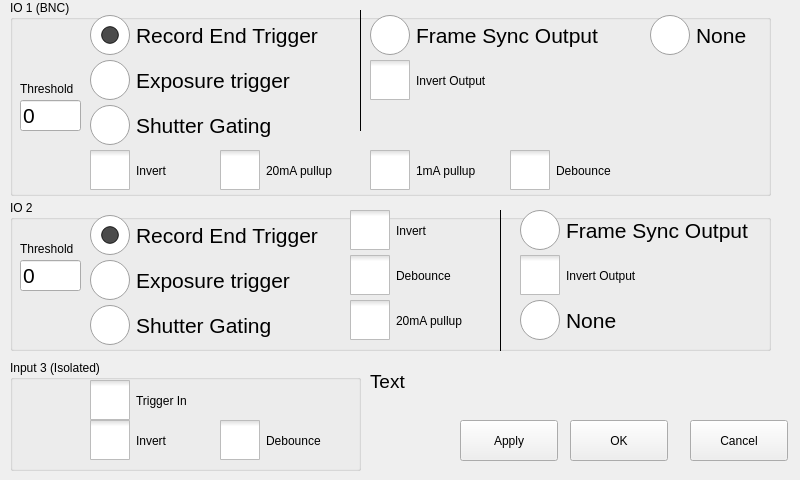
The window that src/iosettingswindow.ui (krontech/chronos-cam-app) describes before a commit, drawn with Qt 5.
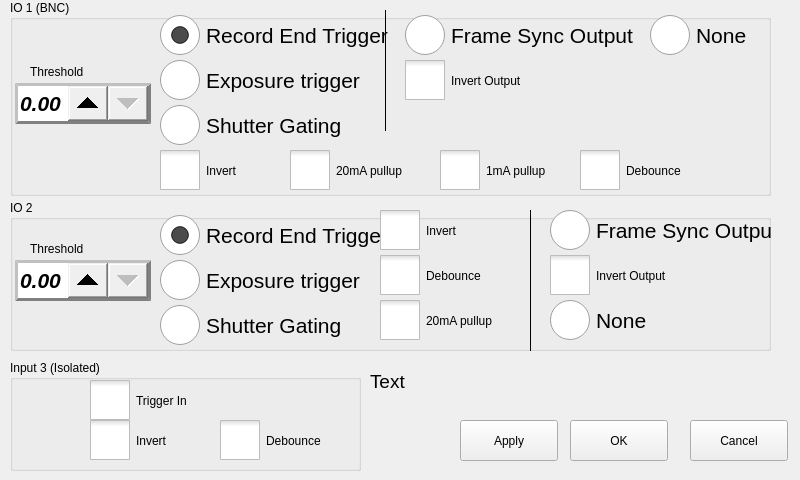
The same window after the commit. Custom widgets are drawn as their Qt base class.

Commit message: IO Settings window - Use spinBoxes instead of lineEdits for Thresholds so that the numeric keypad will show up for those widgets.

Diff of the .ui file:
```diff
--- a/src/iosettingswindow.ui
+++ b/src/iosettingswindow.ui
@@ -43,7 +43,7 @@
    <widget class="QRadioButton" name="radioIO1FSOut">
     <property name="geometry">
      <rect>
-      <x>360</x>
+      <x>395</x>
       <y>15</y>
       <width>231</width>
       <height>41</height>
@@ -67,7 +67,7 @@
    <widget class="QRadioButton" name="radioIO1TrigIn">
     <property name="geometry">
      <rect>
-      <x>80</x>
+      <x>150</x>
       <y>15</y>
       <width>241</width>
       <height>41</height>
@@ -94,7 +94,7 @@
    <widget class="QRadioButton" name="radioIO1TriggeredShutter">
     <property name="geometry">
      <rect>
-      <x>80</x>
+      <x>150</x>
       <y>60</y>
       <width>241</width>
       <height>41</height>
@@ -118,7 +118,7 @@
    <widget class="QCheckBox" name="chkIO1InvertIn">
     <property name="geometry">
      <rect>
-      <x>80</x>
+      <x>150</x>
       <y>150</y>
       <width>97</width>
       <height>41</height>
@@ -137,7 +137,7 @@
    <widget class="QCheckBox" name="chkIO1Debounce">
     <property name="geometry">
      <rect>
-      <x>500</x>
+      <x>570</x>
       <y>150</y>
       <width>151</width>
       <height>41</height>
@@ -156,7 +156,7 @@
    <widget class="QCheckBox" name="chkIO1InvertOut">
     <property name="geometry">
      <rect>
-      <x>360</x>
+      <x>395</x>
       <y>60</y>
       <width>151</width>
       <height>41</height>
@@ -175,7 +175,7 @@
    <widget class="QCheckBox" name="chkIO1WeakPull">
     <property name="geometry">
      <rect>
-      <x>360</x>
+      <x>430</x>
       <y>150</y>
       <width>151</width>
       <height>41</height>
@@ -194,7 +194,7 @@
    <widget class="QCheckBox" name="chkIO1Pull">
     <property name="geometry">
      <rect>
-      <x>210</x>
+      <x>280</x>
       <y>150</y>
       <width>151</width>
       <height>41</height>
@@ -210,29 +210,11 @@
      <string>20mA pullup</string>
     </property>
    </widget>
-   <widget class="CamLineEdit" name="lineIO1Thresh">
-    <property name="geometry">
-     <rect>
-      <x>10</x>
-      <y>100</y>
-      <width>61</width>
-      <height>31</height>
-     </rect>
-    </property>
-    <property name="font">
-     <font>
-      <pointsize>16</pointsize>
-     </font>
-    </property>
-    <property name="text">
-     <string>0</string>
-    </property>
-   </widget>
    <widget class="QLabel" name="label">
     <property name="geometry">
      <rect>
-      <x>10</x>
-      <y>80</y>
+      <x>20</x>
+      <y>63</y>
       <width>66</width>
       <height>17</height>
      </rect>
@@ -268,7 +250,7 @@
    <widget class="Line" name="line_2">
     <property name="geometry">
      <rect>
-      <x>340</x>
+      <x>365</x>
       <y>10</y>
       <width>20</width>
       <height>121</height>
@@ -284,7 +266,7 @@
    <widget class="QRadioButton" name="radioIO1ShutterGating">
     <property name="geometry">
      <rect>
-      <x>80</x>
+      <x>150</x>
       <y>105</y>
       <width>231</width>
       <height>41</height>
@@ -305,6 +287,46 @@
      <string>Shutter Gating</string>
     </property>
    </widget>
+   <widget class="CamDoubleSpinBox" name="spinIO1Thresh">
+    <property name="geometry">
+     <rect>
+      <x>5</x>
+      <y>83</y>
+      <width>136</width>
+      <height>41</height>
+     </rect>
+    </property>
+    <property name="font">
+     <font>
+      <pointsize>16</pointsize>
+      <weight>75</weight>
+      <italic>true</italic>
+      <bold>true</bold>
+     </font>
+    </property>
+    <property name="styleSheet">
+     <string notr="true">QDoubleSpinBox { border: 3px outset grey;padding-right: 40px;}  
+
+QDoubleSpinBox::up-button { subcontrol-position: right; right: 40px; width: 40px; height: 35px;}
+
+QDoubleSpinBox::down-button { subcontrol-position: right; width: 40px; height: 35px;}</string>
+    </property>
+    <property name="decimals">
+     <number>2</number>
+    </property>
+    <property name="minimum">
+     <double>0.000000000000000</double>
+    </property>
+    <property name="maximum">
+     <double>7200.000000000000000</double>
+    </property>
+    <property name="singleStep">
+     <double>0.100000000000000</double>
+    </property>
+    <property name="value">
+     <double>0.000000000000000</double>
+    </property>
+   </widget>
   </widget>
   <widget class="QGroupBox" name="groupIO2">
    <property name="enabled">
@@ -336,7 +358,7 @@
    <widget class="QRadioButton" name="radioIO2FSOut">
     <property name="geometry">
      <rect>
-      <x>510</x>
+      <x>540</x>
       <y>10</y>
       <width>231</width>
       <height>41</height>
@@ -360,7 +382,7 @@
    <widget class="QRadioButton" name="radioIO2TrigIn">
     <property name="geometry">
      <rect>
-      <x>80</x>
+      <x>150</x>
       <y>15</y>
       <width>241</width>
       <height>41</height>
@@ -387,7 +409,7 @@
    <widget class="QCheckBox" name="chkIO2InvertIn">
     <property name="geometry">
      <rect>
-      <x>340</x>
+      <x>370</x>
       <y>10</y>
       <width>97</width>
       <height>41</height>
@@ -406,7 +428,7 @@
    <widget class="QCheckBox" name="chkIO2Debounce">
     <property name="geometry">
      <rect>
-      <x>340</x>
+      <x>370</x>
       <y>55</y>
       <width>151</width>
       <height>41</height>
@@ -425,7 +447,7 @@
    <widget class="QCheckBox" name="chkIO2InvertOut">
     <property name="geometry">
      <rect>
-      <x>510</x>
+      <x>540</x>
       <y>55</y>
       <width>151</width>
       <height>41</height>
@@ -444,7 +466,7 @@
    <widget class="QCheckBox" name="chkIO2Pull">
     <property name="geometry">
      <rect>
-      <x>340</x>
+      <x>370</x>
       <y>100</y>
       <width>151</width>
       <height>41</height>
@@ -460,34 +482,10 @@
      <string>20mA pullup</string>
     </property>
    </widget>
-   <widget class="CamLineEdit" name="lineIO2Thresh">
-    <property name="geometry">
-     <rect>
-      <x>10</x>
-      <y>60</y>
-      <width>61</width>
-      <height>31</height>
-     </rect>
-    </property>
-    <property name="font">
-     <font>
-      <pointsize>16</pointsize>
-     </font>
-    </property>
-    <property name="inputMask">
-     <string/>
-    </property>
-    <property name="text">
-     <string>0</string>
-    </property>
-    <property name="placeholderText">
-     <string/>
-    </property>
-   </widget>
    <widget class="QLabel" name="label_2">
     <property name="geometry">
      <rect>
-      <x>10</x>
+      <x>20</x>
       <y>40</y>
       <width>66</width>
       <height>17</height>
@@ -500,7 +498,7 @@
    <widget class="QRadioButton" name="radioIO2None">
     <property name="geometry">
      <rect>
-      <x>510</x>
+      <x>540</x>
       <y>100</y>
       <width>101</width>
       <height>41</height>
@@ -524,7 +522,7 @@
    <widget class="Line" name="line">
     <property name="geometry">
      <rect>
-      <x>480</x>
+      <x>510</x>
       <y>10</y>
       <width>20</width>
       <height>141</height>
@@ -540,7 +538,7 @@
    <widget class="QRadioButton" name="radioIO2TriggeredShutter">
     <property name="geometry">
      <rect>
-      <x>80</x>
+      <x>150</x>
       <y>60</y>
       <width>241</width>
       <height>41</height>
@@ -564,7 +562,7 @@
    <widget class="QRadioButton" name="radioIO2ShutterGating">
     <property name="geometry">
      <rect>
-      <x>80</x>
+      <x>150</x>
       <y>105</y>
       <width>231</width>
       <height>41</height>
@@ -585,6 +583,46 @@
      <string>Shutter Gating</string>
     </property>
    </widget>
+   <widget class="CamDoubleSpinBox" name="spinIO2Thresh">
+    <property name="geometry">
+     <rect>
+      <x>5</x>
+      <y>60</y>
+      <width>136</width>
+      <height>41</height>
+     </rect>
+    </property>
+    <property name="font">
+     <font>
+      <pointsize>16</pointsize>
+      <weight>75</weight>
+      <italic>true</italic>
+      <bold>true</bold>
+     </font>
+    </property>
+    <property name="styleSheet">
+     <string notr="true">QDoubleSpinBox { border: 3px outset grey;padding-right: 40px;}  
+
+QDoubleSpinBox::up-button { subcontrol-position: right; right: 40px; width: 40px; height: 35px;}
+
+QDoubleSpinBox::down-button { subcontrol-position: right; width: 40px; height: 35px;}</string>
+    </property>
+    <property name="decimals">
+     <number>2</number>
+    </property>
+    <property name="minimum">
+     <double>0.000000000000000</double>
+    </property>
+    <property name="maximum">
+     <double>7200.000000000000000</double>
+    </property>
+    <property name="singleStep">
+     <double>0.100000000000000</double>
+    </property>
+    <property name="value">
+     <double>0.000000000000000</double>
+    </property>
+   </widget>
   </widget>
   <widget class="QPushButton" name="cmdOK">
    <property name="geometry">
@@ -739,9 +777,9 @@
  </widget>
  <customwidgets>
   <customwidget>
-   <class>CamLineEdit</class>
-   <extends>QLineEdit</extends>
-   <header>camLineEdit.h</header>
+   <class>CamDoubleSpinBox</class>
+   <extends>QDoubleSpinBox</extends>
+   <header>camdoublespinbox.h</header>
   </customwidget>
  </customwidgets>
  <resources/>
```
The commit also changes 2 other files.
